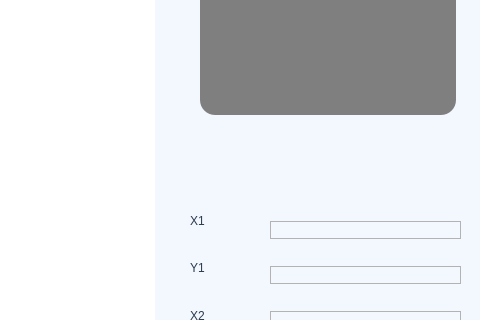
Before: the Qt Designer form uis/images_label_window.ui in pavdmit/sl, drawn with Qt 5; both pictures show x 320 to 800 and y 270 to 590 of the 800 by 800 pixel window.
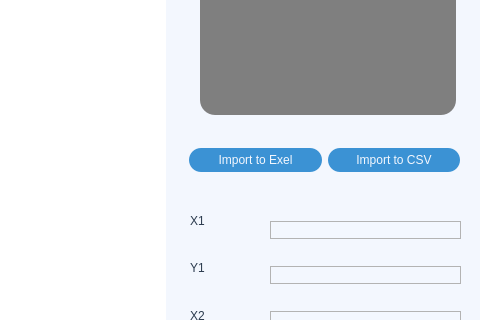
After: the same form once the commit is applied.

What changed in the file:
```diff
--- a/uis/images_label_window.ui
+++ b/uis/images_label_window.ui
@@ -48,8 +48,8 @@
      <rect>
       <x>35</x>
       <y>35</y>
-      <width>440</width>
-      <height>720</height>
+      <width>451</width>
+      <height>611</height>
      </rect>
     </property>
     <property name="styleSheet">
@@ -282,6 +282,72 @@
      </item>
     </layout>
    </widget>
+   <widget class="QWidget" name="horizontalLayoutWidget_2">
+    <property name="geometry">
+     <rect>
+      <x>509</x>
+      <y>410</y>
+      <width>271</width>
+      <height>41</height>
+     </rect>
+    </property>
+    <layout class="QHBoxLayout" name="horizontalLayout_2">
+     <item>
+      <widget class="QPushButton" name="pushButton">
+       <property name="minimumSize">
+        <size>
+         <width>0</width>
+         <height>24</height>
+        </size>
+       </property>
+       <property name="styleSheet">
+        <string notr="true">QPushButton {
+	background-color: rgb(59, 146, 212);
+	color:rgb(243,247,254);
+	border: 0px solid;
+	border-radius: 12px;
+	font: 13pt &quot;Andale Mono&quot;;
+}
+
+QPushButton:hover {
+	background-color: rgb(243,247,254);
+	color:rgb(59, 146, 212);
+}</string>
+       </property>
+       <property name="text">
+        <string>Import to Exel</string>
+       </property>
+      </widget>
+     </item>
+     <item>
+      <widget class="QPushButton" name="pushButton_2">
+       <property name="minimumSize">
+        <size>
+         <width>0</width>
+         <height>24</height>
+        </size>
+       </property>
+       <property name="styleSheet">
+        <string notr="true">QPushButton {
+	background-color: rgb(59, 146, 212);
+	color:rgb(243,247,254);
+	border: 0px solid;
+	border-radius: 12px;
+	font: 13pt &quot;Andale Mono&quot;;
+}
+
+QPushButton:hover {
+	background-color: rgb(243,247,254);
+	color:rgb(59, 146, 212);
+}</string>
+       </property>
+       <property name="text">
+        <string>Import to CSV</string>
+       </property>
+      </widget>
+     </item>
+    </layout>
+   </widget>
   </widget>
  </widget>
  <resources/>
```
Left out of the diff: 3 changed lines with no effect on the pictures.
